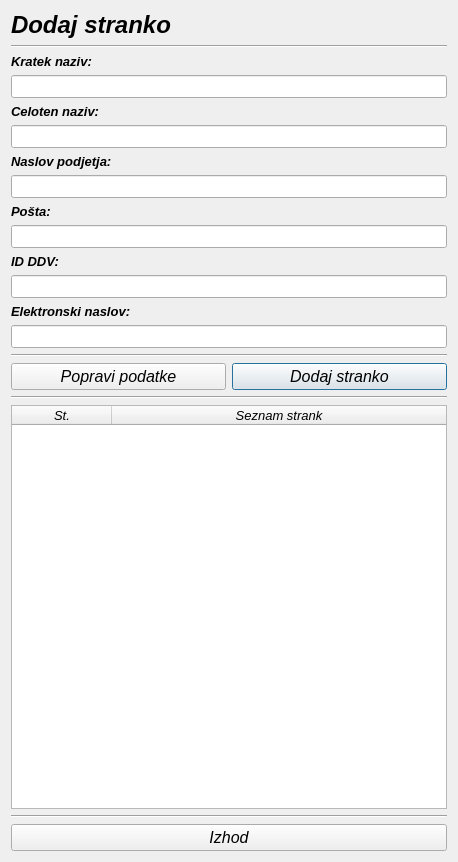
Before: the Qt Designer form dodajpodjetje.ui in MaxMaxy/racun, drawn with Qt 5.
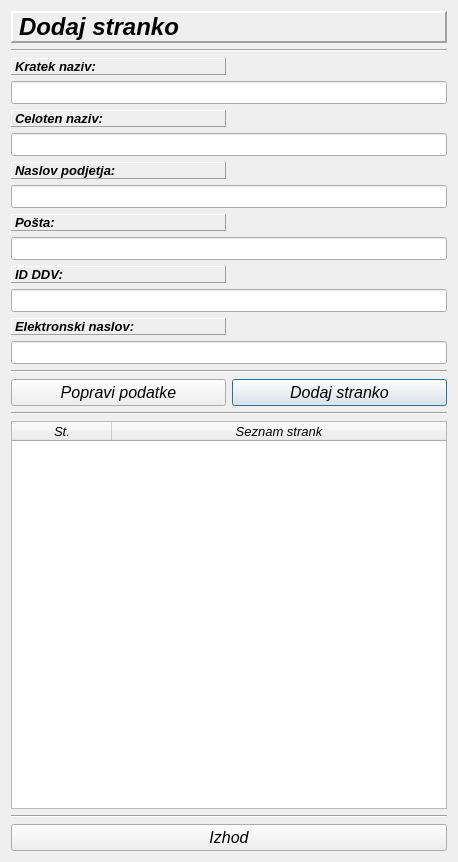
After: the same form once the commit is applied.

The edit to the form file:
```diff
--- a/dodajpodjetje.ui
+++ b/dodajpodjetje.ui
@@ -88,6 +88,12 @@
        <bold>true</bold>
       </font>
      </property>
+     <property name="frameShape">
+      <enum>QFrame::Panel</enum>
+     </property>
+     <property name="frameShadow">
+      <enum>QFrame::Raised</enum>
+     </property>
      <property name="text">
       <string>Pošta:</string>
      </property>
@@ -120,22 +126,6 @@
      </property>
     </widget>
    </item>
-   <item row="0" column="1">
-    <widget class="QLabel" name="label">
-     <property name="font">
-      <font>
-       <family>MS Sans Serif</family>
-       <pointsize>18</pointsize>
-       <weight>75</weight>
-       <italic>true</italic>
-       <bold>true</bold>
-      </font>
-     </property>
-     <property name="text">
-      <string>Dodaj stranko</string>
-     </property>
-    </widget>
-   </item>
    <item row="6" column="1">
     <widget class="QLabel" name="label_3">
      <property name="font">
@@ -147,6 +137,12 @@
        <bold>true</bold>
       </font>
      </property>
+     <property name="frameShape">
+      <enum>QFrame::Panel</enum>
+     </property>
+     <property name="frameShadow">
+      <enum>QFrame::Raised</enum>
+     </property>
      <property name="text">
       <string>Naslov podjetja:</string>
      </property>
@@ -199,6 +195,12 @@
        <bold>true</bold>
       </font>
      </property>
+     <property name="frameShape">
+      <enum>QFrame::Panel</enum>
+     </property>
+     <property name="frameShadow">
+      <enum>QFrame::Raised</enum>
+     </property>
      <property name="text">
       <string>ID DDV:</string>
      </property>
@@ -218,6 +220,12 @@
        <bold>true</bold>
       </font>
      </property>
+     <property name="frameShape">
+      <enum>QFrame::Panel</enum>
+     </property>
+     <property name="frameShadow">
+      <enum>QFrame::Raised</enum>
+     </property>
      <property name="text">
       <string>Celoten naziv:</string>
      </property>
@@ -248,6 +256,12 @@
        <bold>true</bold>
       </font>
      </property>
+     <property name="frameShape">
+      <enum>QFrame::Panel</enum>
+     </property>
+     <property name="frameShadow">
+      <enum>QFrame::Raised</enum>
+     </property>
      <property name="text">
       <string>Kratek naziv:</string>
      </property>
@@ -256,25 +270,6 @@
      </property>
     </widget>
    </item>
-   <item row="12" column="1">
-    <widget class="QLabel" name="label_5">
-     <property name="font">
-      <font>
-       <family>MS Sans Serif</family>
-       <pointsize>10</pointsize>
-       <weight>75</weight>
-       <italic>true</italic>
-       <bold>true</bold>
-      </font>
-     </property>
-     <property name="text">
-      <string>Elektronski naslov:</string>
-     </property>
-     <property name="buddy">
-      <cstring>lineEdit_email</cstring>
-     </property>
-    </widget>
-   </item>
    <item row="13" column="1" colspan="2">
     <widget class="QLineEdit" name="lineEdit_email">
      <property name="font">
@@ -367,6 +362,56 @@
      </property>
     </widget>
    </item>
+   <item row="12" column="1">
+    <widget class="QLabel" name="label_5">
+     <property name="font">
+      <font>
+       <family>MS Sans Serif</family>
+       <pointsize>10</pointsize>
+       <weight>75</weight>
+       <italic>true</italic>
+       <bold>true</bold>
+      </font>
+     </property>
+     <property name="frameShape">
+      <enum>QFrame::Panel</enum>
+     </property>
+     <property name="frameShadow">
+      <enum>QFrame::Raised</enum>
+     </property>
+     <property name="text">
+      <string>Elektronski naslov:</string>
+     </property>
+     <property name="buddy">
+      <cstring>lineEdit_email</cstring>
+     </property>
+    </widget>
+   </item>
+   <item row="0" column="1" colspan="2">
+    <widget class="QLabel" name="label">
+     <property name="font">
+      <font>
+       <family>MS Sans Serif</family>
+       <pointsize>18</pointsize>
+       <weight>75</weight>
+       <italic>true</italic>
+       <bold>true</bold>
+      </font>
+     </property>
+     <property name="frameShape">
+      <enum>QFrame::Panel</enum>
+     </property>
+     <property name="frameShadow">
+      <enum>QFrame::Raised</enum>
+     </property>
+     <property name="lineWidth">
+      <number>2</number>
+     </property>
+     <property name="text">
+      <string>Dodaj stranko</string>
+     </property>
+    </widget>
+   </item>
   </layout>
  </widget>
  <tabstops>
```
